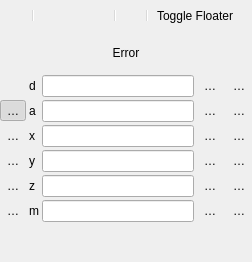
Old version of the form src/ui/qgsadvanceddigitizingdockwidgetbase.ui in the repository carsmie/QGIS.
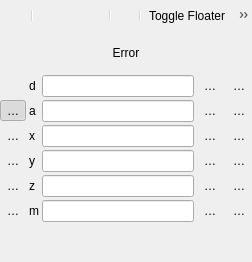
New version of the form. Icons and pictures are not drawn. Custom widgets are drawn as their Qt base class.

What changed in the file:
```diff
--- a/src/ui/qgsadvanceddigitizingdockwidgetbase.ui
+++ b/src/ui/qgsadvanceddigitizingdockwidgetbase.ui
@@ -56,6 +56,8 @@
       <addaction name="mSettingsAction"/>
       <addaction name="separator"/>
       <addaction name="mToggleFloaterAction"/>
+      <addaction name="separator"/>
+      <addaction name="mConstructionAction"/>
      </widget>
     </item>
     <item>
@@ -628,6 +630,18 @@
     <string>Toggle Floater</string>
    </property>
   </action>
+  <action name="mConstructionAction">
+   <property name="icon">
+    <iconset resource="../../images/images.qrc">
+     <normaloff>:/images/themes/default/algorithms/mAlgorithmExtractVertices.svg</normaloff>:/images/themes/default/algorithms/mAlgorithmExtractVertices.svg</iconset>
+   </property>
+   <property name="text">
+    <string>Construction</string>
+   </property>
+   <property name="toolTip">
+    <string>Construction</string>
+   </property>
+  </action>
  </widget>
  <customwidgets>
   <customwidget>
```
Left out of the diff: 1 changed line with no effect on the pictures.
